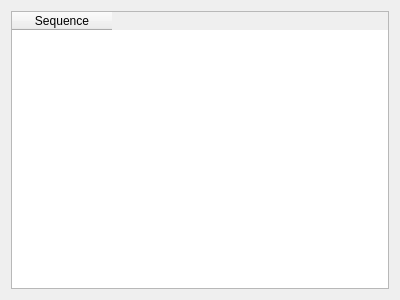
Above: cbr/chimeras/visual/ChimeraFragment.ui from TUM-CBR/pymol-plugins before the change. Below: the same form after it.
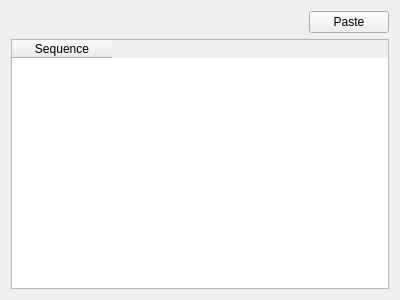
That is the form after the change.

Commit message: Add enzyme binding sequences and overhangs to the chimera generator.

What changed in the file:
```diff
--- a/cbr/chimeras/visual/ChimeraFragment.ui
+++ b/cbr/chimeras/visual/ChimeraFragment.ui
@@ -14,6 +14,30 @@
    <string>Form</string>
   </property>
   <layout class="QVBoxLayout" name="verticalLayout">
+   <item>
+    <layout class="QHBoxLayout" name="horizontalLayout">
+     <item>
+      <spacer name="horizontalSpacer">
+       <property name="orientation">
+        <enum>Qt::Horizontal</enum>
+       </property>
+       <property name="sizeHint" stdset="0">
+        <size>
+         <width>40</width>
+         <height>20</height>
+        </size>
+       </property>
+      </spacer>
+     </item>
+     <item>
+      <widget class="QPushButton" name="pasteButton">
+       <property name="text">
+        <string>Paste</string>
+       </property>
+      </widget>
+     </item>
+    </layout>
+   </item>
    <item>
     <widget class="QTableWidget" name="fragmentTable">
      <column>
```
The commit also changes 9 other files.
